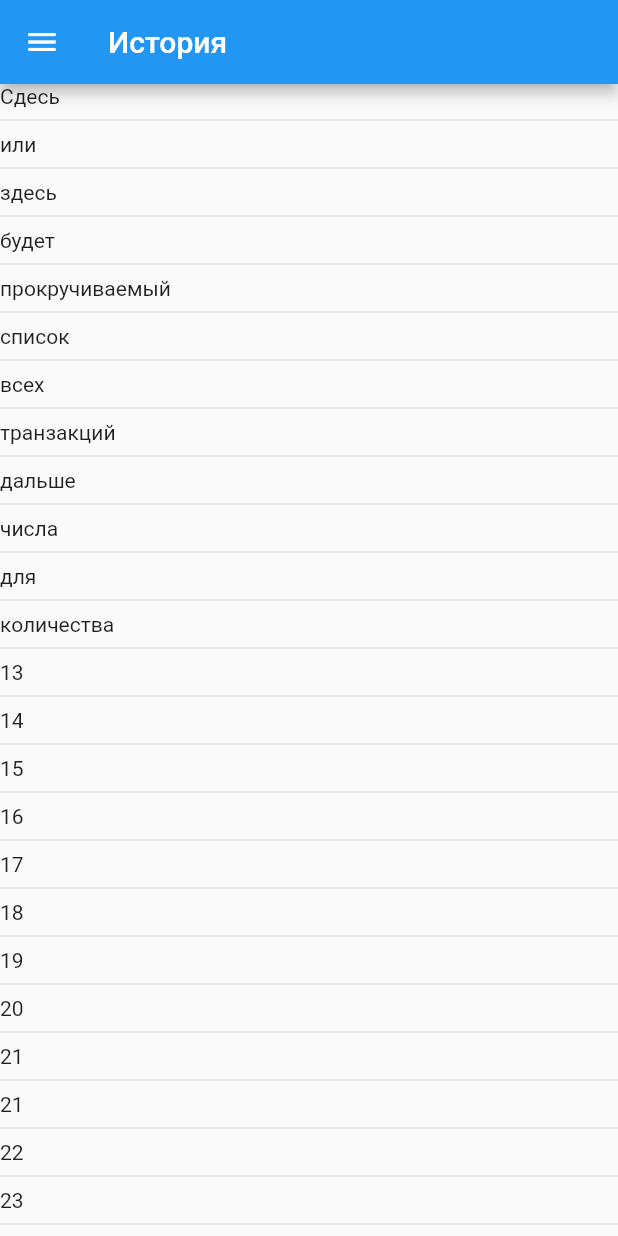
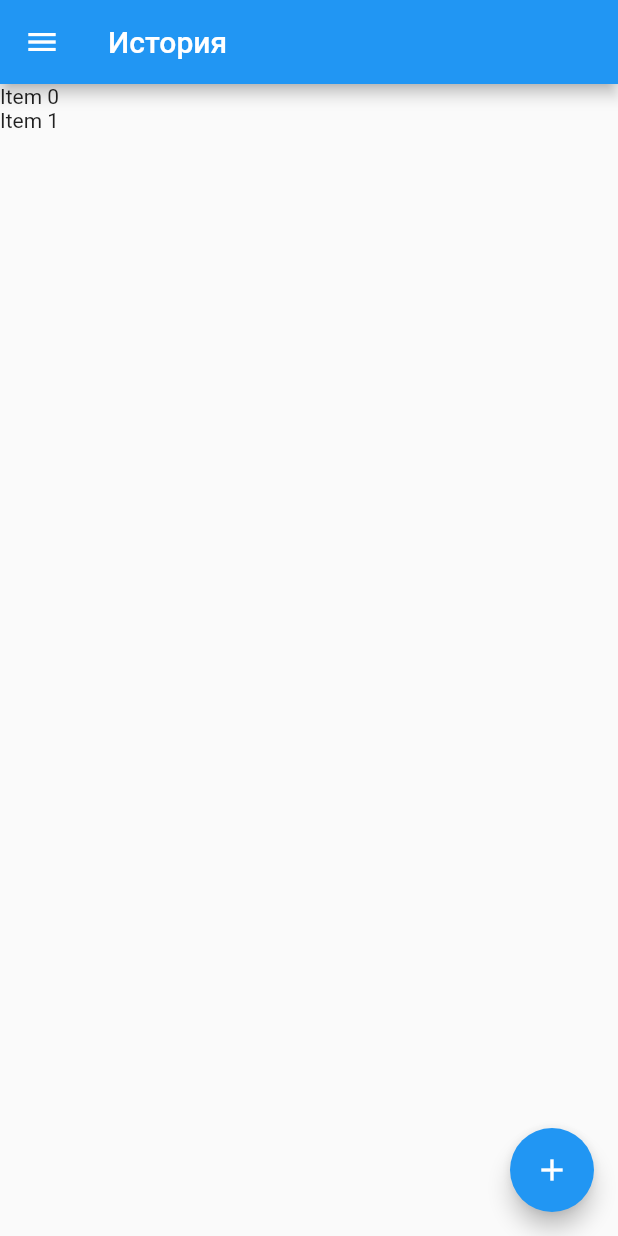
Before and after one commit to andryfaciy/Flatter_App, a Flutter app: the screen it shows after launch, on a phone screen of 412 x 824 dp. Run offline on Flutter 3.47's test engine with Material 2 defaults, Android fonts, the phone set to English and light mode, and no system bars.

Commit message:
andryfaciy
добавил кнопку которая добавляет новый пункт в список истории правда после перезахода в кладку все пропадает и работает токо с числами

```diff
--- a/flutter_app/lib/main.dart
+++ b/flutter_app/lib/main.dart
@@ -24,85 +24,26 @@ class MyHomePage extends StatefulWidget {
 
 
 class _MyHomePageState extends State<MyHomePage> {
+  int value = 2;
+
+  _addItem() {
+    setState(() {
+      value = value + 1;
+    });
+  }
   @override
   Widget build(BuildContext context) {
     return new Scaffold(
       appBar: new AppBar(
         title: new Text('История'),
       ),
-      body: new ListView(children: <Widget>[
-        new Text('Сдесь'),
-        new Divider(),
-        new Text('или'),
-        new Divider(),
-        new Text('здесь'),
-        new Divider(),
-        new Text('будет'),
-        new Divider(),
-        new Text('прокручиваемый'),
-        new Divider(),
-        new Text('список'),
-        new Divider(),
-        new Text('всех'),
-        new Divider(),
-        new Text('транзакций'),
-        new Divider(),
-        new Text('дальше'),
-        new Divider(),
-        new Text('числа'),
-        new Divider(),
-        new Text('для'),
-        new Divider(),
-        new Text('количества'),
-        new Divider(),
-        new Text('13'),
-        new Divider(),
-        new Text('14'),
-        new Divider(),
-        new Text('15'),
-        new Divider(),
-        new Text('16'),
-        new Divider(),
-        new Text('17'),
-        new Divider(),
-        new Text('18'),
-        new Divider(),
-        new Text('19'),
-        new Divider(),
-        new Text('20'),
-        new Divider(),
-        new Text('21'),
-        new Divider(),
-        new Text('21'),
-        new Divider(),
-        new Text('22'),
-        new Divider(),
-        new Text('23'),
-        new Divider(),
-        new Text('24'),
-        new Divider(),
-        new Text('25'),
-        new Divider(),
-        new Text('26'),
-        new Divider(),
-        new Text('27'),
-        new Divider(),
-        new Text('28'),
-        new Divider(),
-        new Text('29'),
-        new Divider(),
-        new Text('30'),
-        new Divider(),
-        new Text('31'),
-        new Divider(),
-        new Text('32'),
-        new Divider(),
-        new Text('33'),
-        new Divider(),
-        new Text('34'),
-        new Divider(),
-        new Text('35'),
-      ]),
+      body: ListView.builder(
+          itemCount: this.value,
+          itemBuilder: (context, index) => this._buildRow(index)),
+      floatingActionButton: FloatingActionButton(
+        onPressed: _addItem,
+        child: Icon(Icons.add),
+      ),
      drawer: new Drawer(
           child: new ListView(
             children: <Widget>[
@@ -150,11 +91,14 @@ class _MyHomePageState extends State<MyHomePage> {
                   ))
 
             ],
-          )),
+    ),
+    ),
     );
+
   }
+  _buildRow(int index) {
+    return Text("Item " + index.toString());}
 }
-
 
 class SettingsPage extends StatefulWidget {
   @override
@@ -684,6 +628,11 @@ class WalletsPage extends StatelessWidget {
             ),
           ],
         ) ,
+        floatingActionButton: FloatingActionButton(
+          tooltip: 'Increment',
+          child: Icon(Icons.add),
+          onPressed: () {Navigator.push(context,MaterialPageRoute(builder: (context) => Newswallet()));},
+        )
     );
   }
 }
@@ -810,7 +759,7 @@ class Newshablone extends StatelessWidget {   //Экран создания но
                     )
                 ),
                 child: Padding(
-                  padding: EdgeInsets.fromLTRB(20, 5, 0, 5),
+                  padding: EdgeInsets.fromLTRB(15, 5, 0, 5),
                   child: Column(
                     crossAxisAlignment: CrossAxisAlignment.start,
                     children: [
@@ -841,7 +790,7 @@ class Newshablone extends StatelessWidget {   //Экран создания но
                     )
                 ),
                 child: Padding(
-                  padding: EdgeInsets.fromLTRB(20, 5, 0, 5),
+                  padding: EdgeInsets.fromLTRB(15, 5, 0, 5),
                   child: Column(
                     crossAxisAlignment: CrossAxisAlignment.start,
                     children: [
@@ -868,3 +817,113 @@ class Newshablone extends StatelessWidget {   //Экран создания но
     );
   }
 }
+
+class Newswallet extends StatelessWidget {   //Экран создания новыго шаблона
+  Widget build(BuildContext context) {
+    return Scaffold(
+        appBar: AppBar(title: Text('Создание нового кошелька'),),
+        body: ListView(
+
+          children: [
+            GestureDetector(
+              onTap: () {
+                print("Tapped a Container");
+              },
+              child: Container(
+                height: 60,
+                width: MediaQuery.of(context).size.width,
+                alignment: Alignment.centerLeft,
+                decoration: BoxDecoration(
+                    border: Border.all(
+                      width: 0.05,
+                    )
+                ),
+                child: Padding(
+                  padding: EdgeInsets.fromLTRB(15, 20, 0 , 0),
+                  child: Column(
+                    children: [
+                      Text("Название" , style: TextStyle(fontSize: 16))
+                    ],
+                  ),
+                ),
+              ),
+            ),
+            GestureDetector(
+              onTap: () {
+                print("Tapped a Container");
+              },
+              child: Container(
+                height: 60,
+                width: MediaQuery.of(context).size.width,
+                alignment: Alignment.centerLeft,
+                decoration: BoxDecoration(
+                    border: Border.all(
+                      width: 0.05,
+                    )
+                ),
+                child: Padding(
+                  padding: EdgeInsets.fromLTRB(15, 20, 0 , 0),
+                  child: Column(
+                    children: [
+                      Text("Баланс" , style: TextStyle(fontSize: 16))
+                    ],
+                  ),
+                ),
+              ),
+            ),
+            GestureDetector(
+              onTap: () {
+                print("Tapped a Container");
+              },
+              child: Container(
+                height: 60,
+                width: MediaQuery.of(context).size.width,
+                alignment: Alignment.centerLeft,
+                decoration: BoxDecoration(
+                    border: Border.all(
+                      width: 0.05,
+                    )
+                ),
+                child: Padding(
+                  padding: EdgeInsets.fromLTRB(15, 20, 0 , 0),
+                  child: Column(
+                    children: [
+                      Text("Иконка" , style: TextStyle(fontSize: 16))
+                    ],
+                  ),
+                ),
+              ),
+            ),
+            GestureDetector(
+              onTap: () {
+                print("Tapped a Container");
+              },
+              child: Container(
+                height: 60,
+                width: MediaQuery.of(context).size.width,
+                alignment: Alignment.centerLeft,
+                decoration: BoxDecoration(
+                    border: Border.all(
+                      width: 0.05,
+                    )
+                ),
+                child: Padding(
+                  padding: EdgeInsets.fromLTRB(15, 20, 0 , 0),
+                  child: Column(
+                    children: [
+                      Text("Цвет" , style: TextStyle(fontSize: 16))
+                    ],
+                  ),
+                ),
+              ),
+            ),
+          ],
+        ),
+        floatingActionButton: FloatingActionButton(
+          tooltip: 'Increment',
+          child: Icon(Icons.add),
+          onPressed: () {},
+        )
+    );
+  }
+}
```
Lines whose indentation alone changed are shown as unchanged.
